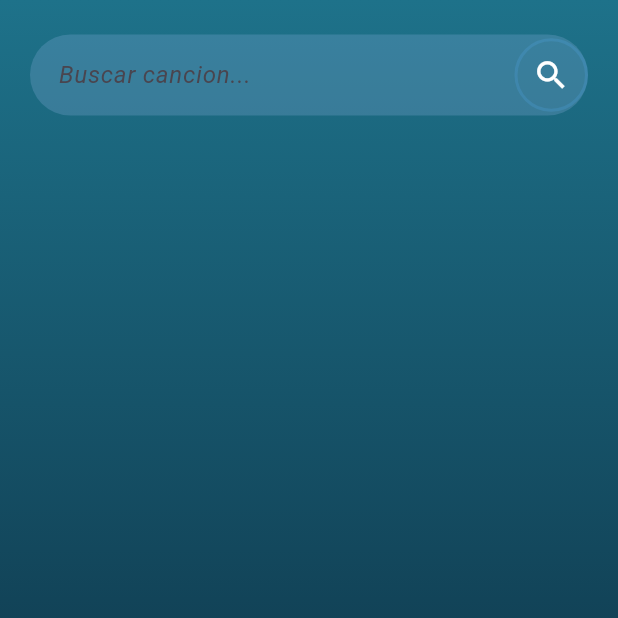
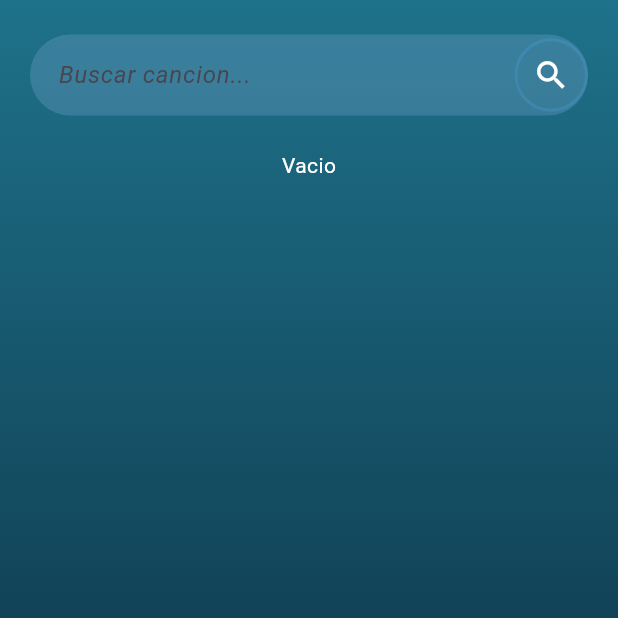
Before and after one commit to 4dominic888/tidal-wave, a Flutter app: the screen it shows after launch, item 2 of the bottom bar chosen, on a phone screen of 412 x 824 dp, the top half of it. Run offline on Flutter 3.47's test engine with Material 3 defaults, Android fonts, the phone set to English and light mode, and no system bars; our stand-ins replace audio_service, audio_video_progress_bar, cached_network_image, cloud_firestore, connectivity_plus, dotted_border and 16 more; missing offline and left inert: audio_duration, super_tooltip; accounts and stored records are empty; statements that could not run were skipped.

Commit message:
comentario auxiliar 2

```diff
--- a/lib/presentation/pages/home_page/find_music_nav/screens/tw_find_nav.dart
+++ b/lib/presentation/pages/home_page/find_music_nav/screens/tw_find_nav.dart
@@ -45,6 +45,8 @@ class _TWFindNavState extends State<TWFindNav> {
       scrollDirection: Axis.vertical,
       shrinkWrap: true,
       slivers: [
+
+        //* Barra de busqueda
         SliverAppBar(
           automaticallyImplyLeading: false,
           toolbarHeight: 80,
@@ -76,6 +78,7 @@ class _TWFindNavState extends State<TWFindNav> {
           builder: (context, snapshot) {
             if(snapshot.connectionState == ConnectionState.waiting) {return const SliverToBoxAdapter(child: Center(child: CircularProgressIndicator()));}
             if(snapshot.hasError) {return SliverToBoxAdapter(child: Center(child: Text('Ha ocurrido un error ${snapshot.error.toString()}')));}
+            if(snapshot.data!.isEmpty) {return const SliverToBoxAdapter(child: Center(child: Text('Vacio')));}
             return StatefulBuilder(
               builder: (context, setState) {
                 return SliverGrid(
```
